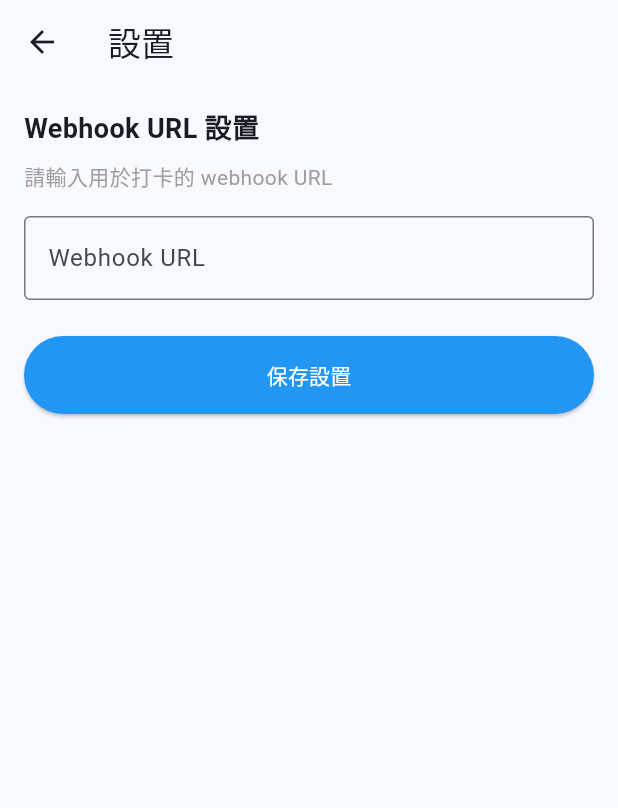
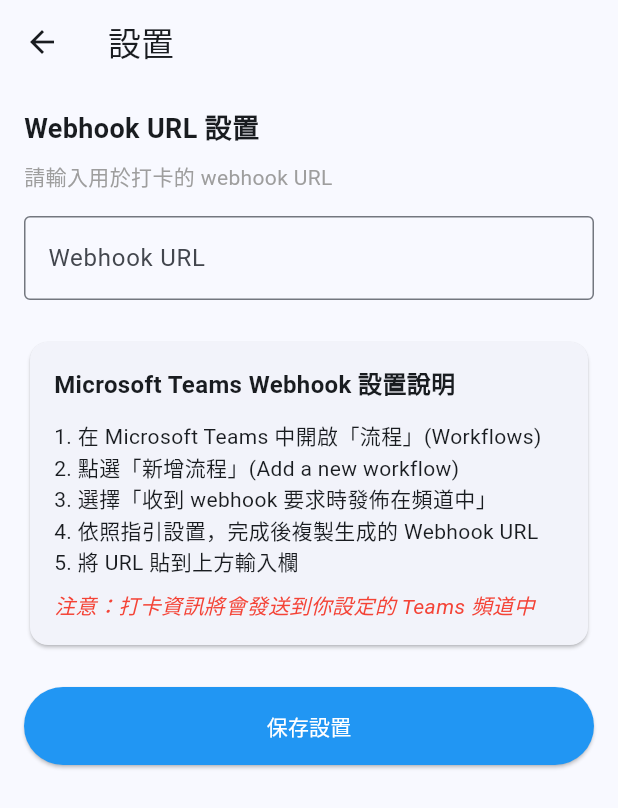
Before and after one commit to asadman1523/attendance_hub, a Flutter app: the SettingsPage screen opened directly, on a phone screen of 412 x 824 dp. Shown: the top 808 px of the screen. Run offline on Flutter 3.47's test engine with Material 3 defaults, Android fonts, the light colour scheme and no system bars; our stand-ins replace flutter_local_notifications, shared_preferences, timezone; missing offline and left inert: workmanager; accounts and stored records are empty; statements that could not run were skipped.

Commit message:
feat: add Microsoft Teams webhook setup instructions
This commit adds a card to the Webhook settings page with instructions on how to set up a Microsoft Teams webhook. The page is now scrollable to accommodate the new content.

The instructions guide users through the process of creating a webhook in Microsoft Teams using the "Workflows" feature and the "When a Teams webhook request is received" trigger.

```diff
--- a/lib/main.dart
+++ b/lib/main.dart
@@ -756,7 +756,8 @@
       ),
       body: _isLoading
           ? const Center(child: CircularProgressIndicator())
-          : Padding(
+          : SingleChildScrollView(
+              child: Padding(
                 padding: const EdgeInsets.all(16.0),
                 child: Column(
                   crossAxisAlignment: CrossAxisAlignment.stretch,
@@ -781,6 +782,32 @@
                       keyboardType: TextInputType.url,
                     ),
                     const SizedBox(height: 24),
+                    Card(
+                      child: Padding(
+                        padding: const EdgeInsets.all(16.0),
+                        child: Column(
+                          crossAxisAlignment: CrossAxisAlignment.start,
+                          children: const [
+                            Text(
+                              'Microsoft Teams Webhook 設置說明',
+                              style: TextStyle(fontWeight: FontWeight.bold, fontSize: 16),
+                            ),
+                            SizedBox(height: 12),
+                            Text('1. 在 Microsoft Teams 中開啟「流程」(Workflows)'),
+                            Text('2. 點選「新增流程」(Add a new workflow)'),
+                            Text('3. 選擇「收到 webhook 要求時發佈在頻道中」'),
+                            Text('4. 依照指引設置，完成後複製生成的 Webhook URL'),
+                            Text('5. 將 URL 貼到上方輸入欄'),
+                            SizedBox(height: 8),
+                            Text(
+                              '注意：打卡資訊將會發送到你設定的 Teams 頻道中',
+                              style: TextStyle(fontStyle: FontStyle.italic, color: Colors.red),
+                            ),
+                          ],
+                        ),
+                      ),
+                    ),
+                    const SizedBox(height: 24),
                     ElevatedButton(
                       onPressed: _saveSettings,
                       style: ElevatedButton.styleFrom(
@@ -793,6 +820,7 @@
                   ],
                 ),
               ),
+            ),
     );
   }
 
```
Lines whose indentation alone changed are shown as unchanged.
